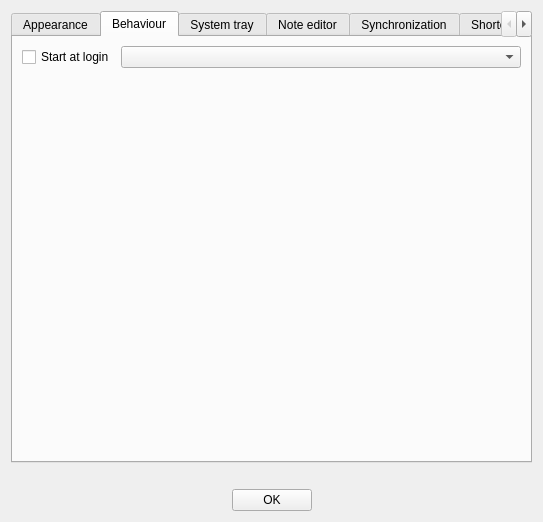
Qt form lib/preferences/PreferencesDialog.ui (d1vanov/quentier) before a commit.
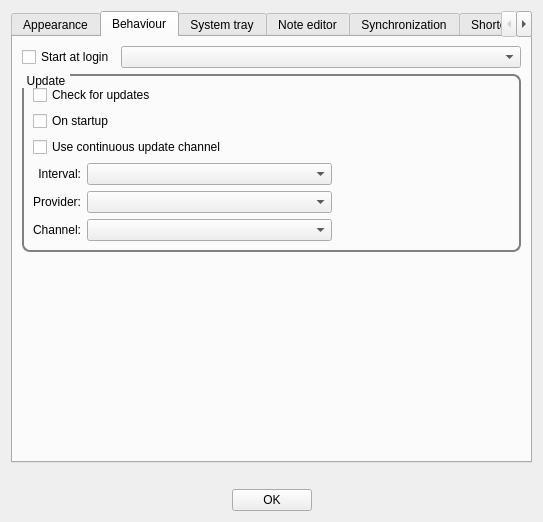
The same form after that commit. The open tabs and pages were chosen to show the change. Custom widgets are drawn as their Qt base class.

Commit message: Issue #150: start implementing UI for update preferences in preferences dialog

```diff
--- a/lib/preferences/PreferencesDialog.ui
+++ b/lib/preferences/PreferencesDialog.ui
@@ -136,6 +136,151 @@
          </item>
         </layout>
        </item>
+       <item>
+        <widget class="QGroupBox" name="updateSettingsGroupBox">
+         <property name="styleSheet">
+          <string notr="true">QGroupBox {
+border: 2px solid gray;
+border-radius: 8px;
+margin-top: 1ex;
+}
+
+QGroupBox::title {
+subcontrol-origin: margin;
+subcontrol-position: top left;
+padding: 0 3px;
+}</string>
+         </property>
+         <property name="title">
+          <string>Update</string>
+         </property>
+         <layout class="QHBoxLayout" name="horizontalLayout">
+          <item>
+           <layout class="QVBoxLayout" name="updateSettingsVerticalLayout">
+            <item>
+             <widget class="QCheckBox" name="checkForUpdatesCheckBox">
+              <property name="text">
+               <string>Check for updates</string>
+              </property>
+             </widget>
+            </item>
+            <item>
+             <widget class="QCheckBox" name="checkForUpdatesOnStartupCheckBox">
+              <property name="text">
+               <string>On startup</string>
+              </property>
+             </widget>
+            </item>
+            <item>
+             <widget class="QCheckBox" name="useContinuousUpdateChannelCheckBox">
+              <property name="text">
+               <string extracomment="&quot;Use continuous&quot; means use rolling release instead of tagged releases">Use continuous update channel</string>
+              </property>
+             </widget>
+            </item>
+            <item>
+             <layout class="QGridLayout" name="updateSettingsGridLayout">
+              <item row="0" column="0">
+               <widget class="QLabel" name="checkForUpdatesIntervalLabel">
+                <property name="sizePolicy">
+                 <sizepolicy hsizetype="Minimum" vsizetype="Preferred">
+                  <horstretch>0</horstretch>
+                  <verstretch>0</verstretch>
+                 </sizepolicy>
+                </property>
+                <property name="text">
+                 <string>Interval:</string>
+                </property>
+                <property name="alignment">
+                 <set>Qt::AlignRight|Qt::AlignTrailing|Qt::AlignVCenter</set>
+                </property>
+               </widget>
+              </item>
+              <item row="0" column="1">
+               <widget class="QComboBox" name="checkForUpdatesIntervalComboBox">
+                <property name="sizePolicy">
+                 <sizepolicy hsizetype="Expanding" vsizetype="Fixed">
+                  <horstretch>0</horstretch>
+                  <verstretch>0</verstretch>
+                 </sizepolicy>
+                </property>
+               </widget>
+              </item>
+              <item row="1" column="0">
+               <widget class="QLabel" name="updateProviderLabel">
+                <property name="sizePolicy">
+                 <sizepolicy hsizetype="Minimum" vsizetype="Preferred">
+                  <horstretch>0</horstretch>
+                  <verstretch>0</verstretch>
+                 </sizepolicy>
+                </property>
+                <property name="text">
+                 <string>Provider:</string>
+                </property>
+                <property name="alignment">
+                 <set>Qt::AlignRight|Qt::AlignTrailing|Qt::AlignVCenter</set>
+                </property>
+               </widget>
+              </item>
+              <item row="1" column="1">
+               <widget class="QComboBox" name="updateProviderComboBox">
+                <property name="sizePolicy">
+                 <sizepolicy hsizetype="Expanding" vsizetype="Fixed">
+                  <horstretch>0</horstretch>
+                  <verstretch>0</verstretch>
+                 </sizepolicy>
+                </property>
+               </widget>
+              </item>
+              <item row="2" column="0">
+               <widget class="QLabel" name="updateChannelLabel">
+                <property name="sizePolicy">
+                 <sizepolicy hsizetype="Minimum" vsizetype="Preferred">
+                  <horstretch>0</horstretch>
+                  <verstretch>0</verstretch>
+                 </sizepolicy>
+                </property>
+                <property name="text">
+                 <string>Channel:</string>
+                </property>
+                <property name="alignment">
+                 <set>Qt::AlignRight|Qt::AlignTrailing|Qt::AlignVCenter</set>
+                </property>
+               </widget>
+              </item>
+              <item row="2" column="1">
+               <widget class="QComboBox" name="updateChannelComboBox">
+                <property name="sizePolicy">
+                 <sizepolicy hsizetype="Expanding" vsizetype="Fixed">
+                  <horstretch>0</horstretch>
+                  <verstretch>0</verstretch>
+                 </sizepolicy>
+                </property>
+               </widget>
+              </item>
+             </layout>
+            </item>
+           </layout>
+          </item>
+          <item>
+           <spacer name="updateSettingsHorizontalSpacer">
+            <property name="orientation">
+             <enum>Qt::Horizontal</enum>
+            </property>
+            <property name="sizeType">
+             <enum>QSizePolicy::Minimum</enum>
+            </property>
+            <property name="sizeHint" stdset="0">
+             <size>
+              <width>178</width>
+              <height>20</height>
+             </size>
+            </property>
+           </spacer>
+          </item>
+         </layout>
+        </widget>
+       </item>
        <item>
         <spacer name="behaviourTabVerticalSpacer">
          <property name="orientation">
```
The commit also changes 1 other file.
